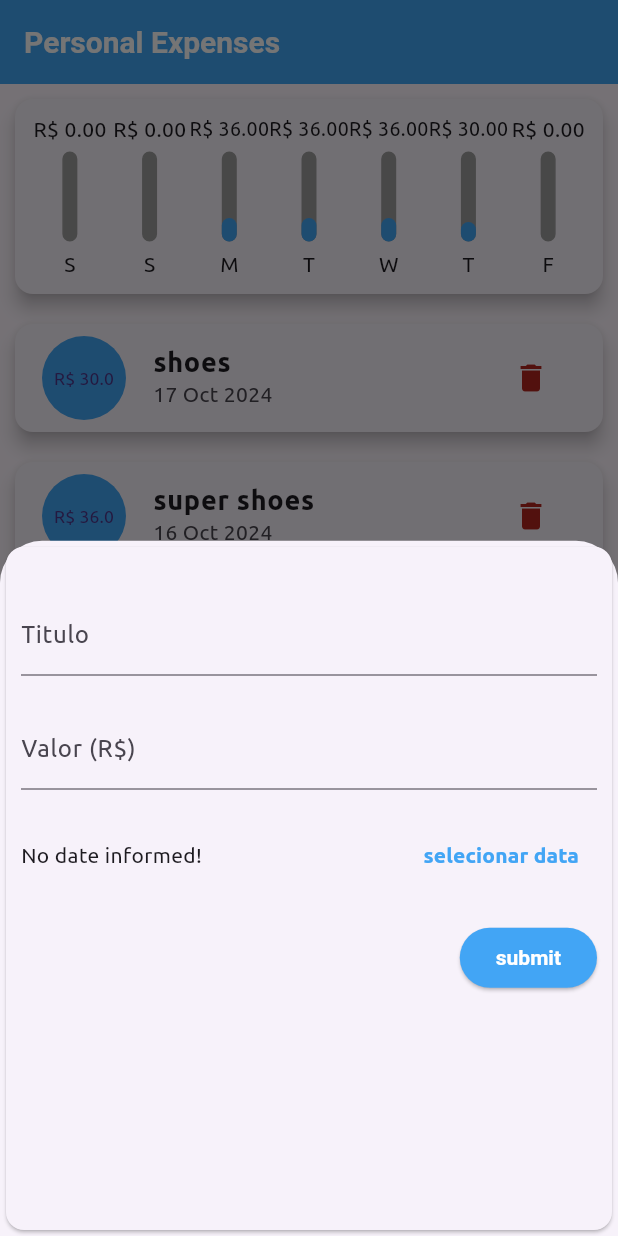
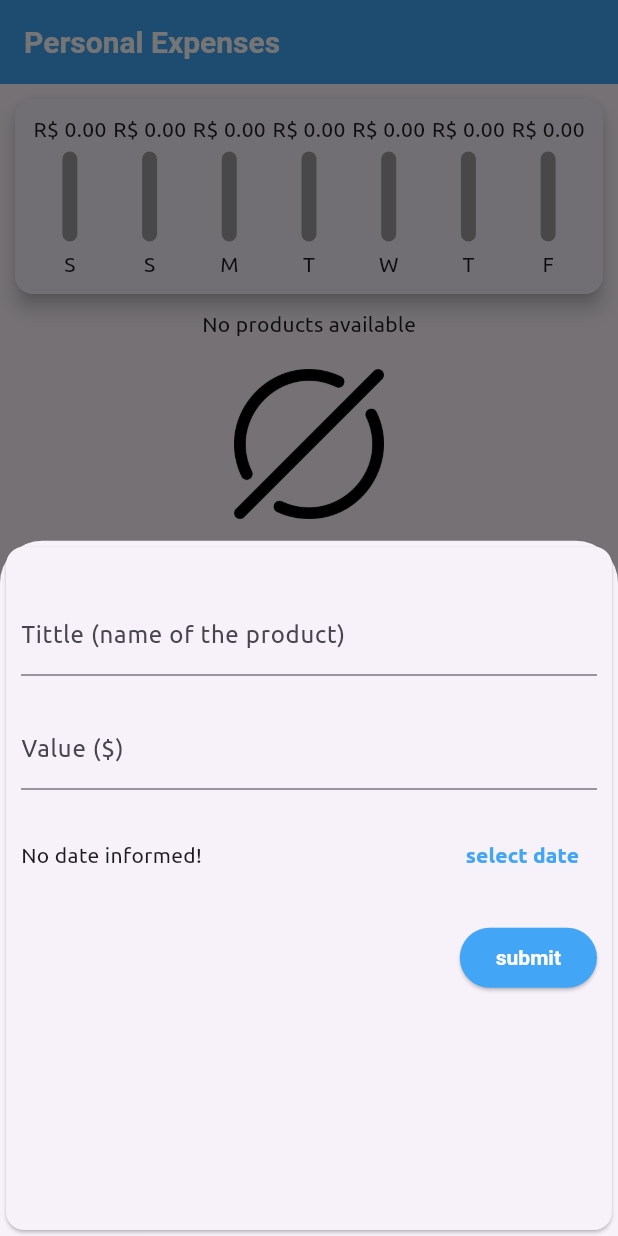
Before and after one commit to Logout-Game-Studio/personal_expenses, a Flutter app: the screen it shows after launch, after a tap on the "add" icon, on a phone screen of 412 x 824 dp. Run offline on Flutter 3.47's test engine with Material 3 defaults, Android fonts, the phone set to English and light mode, and no system bars; project files that could hold a hidden picture were left out.

Commit message:
quick fixes

```diff
--- a/lib/components/transaction_form.dart
+++ b/lib/components/transaction_form.dart
@@ -47,13 +47,13 @@
           children: [
             SizedBox(height: 20),
             TextField(
-              decoration: InputDecoration(labelText: 'Titulo'),
+              decoration: InputDecoration(labelText: 'Tittle (name of the product)'),
               controller: _tittleTextController,
               onSubmitted: (_) => _submit(),
             ),
             SizedBox(height: 20),
             TextField(
-              decoration: InputDecoration(labelText: 'Valor (R\$)'),
+              decoration: InputDecoration(labelText: 'Value (\$)'),
               onSubmitted: (_) => _submit(),
               keyboardType: TextInputType.numberWithOptions(decimal: true),
               //TODO: filter the text input to accept only numeric numbers from keyboard
@@ -75,7 +75,7 @@
                     _showDatePicker();
                   },
                   child: Text(
-                    'selecionar data',
+                    'select date',
                     style: TextStyle(
                         color: Theme.of(context).primaryColor,
                         fontWeight: FontWeight.bold),
--- a/lib/main.dart
+++ b/lib/main.dart
@@ -41,7 +41,8 @@
           ),
           primaryColor: Colors.blue.shade400,
           floatingActionButtonTheme: FloatingActionButtonThemeData(
-              backgroundColor: Colors.greenAccent.shade400),
+              shape: CircleBorder(),
+              backgroundColor: Colors.blue.shade400),
         ));
   }
 }
@@ -52,32 +53,7 @@
 }
 
 class _HomePageState extends State<HomePage> {
-  final List<Transaction> _transactions = [
-    Transaction(
-      id: "t1",
-      title: "shoes",
-      value: 30.0,
-      date: DateTime.now().subtract(Duration(days: 1)),
-    ),
-    Transaction(
-      id: "t2",
-      title: "super shoes",
-      value: 36.0,
-      date: DateTime.now().subtract(Duration(days: 2)),
-    ),
-    Transaction(
-      id: "t3",
-      title: "super shoes",
-      value: 36.0,
-      date: DateTime.now().subtract(Duration(days: 3)),
-    ),
-    Transaction(
-      id: "t4",
-      title: "super shoes",
-      value: 36.0,
-      date: DateTime.now().subtract(Duration(days: 4)),
-    ),
-  ];
+  final List<Transaction> _transactions = [];
 
   ///Returns list of transactions made in the last seven days
   List<Transaction> get _recentTransactions {
```
